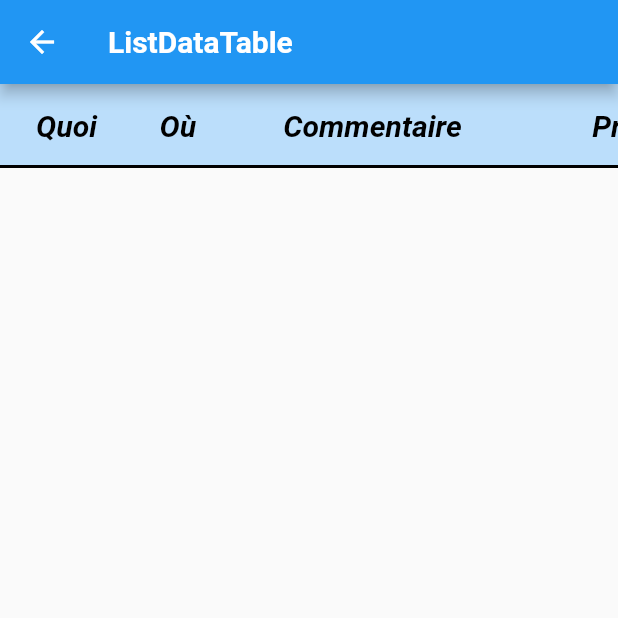
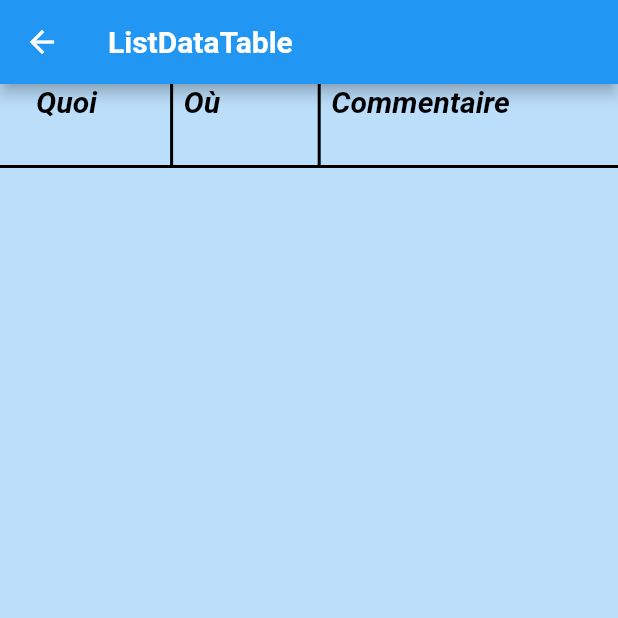
Before and after one commit to RemiKoutcherawy/doleances, a Flutter app: the ListeDataTable screen opened directly, on a phone screen of 412 x 824 dp, the top half of it. Run offline on Flutter 3.47's test engine with Material 2 defaults, Android fonts, the phone set to English and light mode, and no system bars; our stand-ins replace cloud_firestore, firebase_auth, firebase_core; missing offline and left inert: cloud_firestore_web, firebase_auth_web, firebase_core_web, shared_preferences_web; accounts and stored records are empty.

Commit message:
Test with dataTable

```diff
--- a/lib/Ajout.dart
+++ b/lib/Ajout.dart
@@ -93,6 +93,12 @@ class _AjoutState extends State<Ajout> {
               },
             ),
             ListTile(
+              title: Text('Liste 2',style:_style5,),
+              onTap: () {
+                Navigator.pushNamed(context, '/liste2');
+              },
+            ),
+            ListTile(
               title: Text('Ajout',style: _style5,),
               onTap: () {
                 Navigator.pushNamed(context, '/ajout');
--- a/lib/ListeDataTable.dart
+++ b/lib/ListeDataTable.dart
@@ -21,14 +21,38 @@ class _ListeDataTable extends State<ListeDataTable> {
   TextStyle? _style5;
   TextStyle? _style6;
 
+// TODO
+// Use https://api.flutter.dev/flutter/rendering/IntrinsicColumnWidth-class.html
+// in the columnWidths property of the Table
+
+
   // Build header
   // Width .2, .2 .5 .1 sum to 1.0
   List<DataColumn> _columns(double width) {
     return <DataColumn>[
-      DataColumn(label: Container(width: width * .2,child: Text('Quoi',style: _style5,),),),
-      DataColumn(label: Container(width: width * .2,child: Text('Où',style: _style5),),),
-      DataColumn(label: Container(width: width * .5,child: Text('Commentaire',style: _style5),),),
-      DataColumn(label: Container(width: width * .1,child: Text('Pr.',style: _style5),),),
+      DataColumn(label: Container(
+        constraints: BoxConstraints.expand(
+            width: MediaQuery.of(context).size.width *.2
+        ),
+        width: width * .2,child: Text('Quoi',style: _style5,),),),
+      DataColumn(label:VerticalDivider()),
+
+      DataColumn(label: Container(
+        constraints: BoxConstraints.expand(
+            width: MediaQuery.of(context).size.width *.2
+        ),width: width * .2,child: Text('Où',style: _style5),),),
+      DataColumn(label:VerticalDivider()),
+
+      DataColumn(label: Container(
+        constraints: BoxConstraints.expand(
+            width: MediaQuery.of(context).size.width *.5
+        ),width: width * .4,child: Text('Commentaire',style: _style5),),),
+      DataColumn(label:VerticalDivider()),
+
+      DataColumn(label: Container(
+        constraints: BoxConstraints.expand(
+            width: MediaQuery.of(context).size.width *.1
+        ),width: width * .1,child: Text('Pr.',style: _style5),),),
     ];
   }
 
@@ -51,11 +75,15 @@ class _ListeDataTable extends State<ListeDataTable> {
       default : color = index.isEven ? Colors.white: Colors.grey.withOpacity(0.2) ; break;
     }
     return DataRow(
+
         cells: <DataCell>[
-          DataCell(Text(task.what, style:_style6,)),
-          DataCell(Text(task.where, style:_style6,)),
+          DataCell(Text(task.what, style:_style6, overflow:TextOverflow.visible, softWrap: true)),
+          DataCell(VerticalDivider()),
+          DataCell(Text(task.where, style:_style6,overflow:TextOverflow.visible, softWrap: true)),
+          DataCell(VerticalDivider()),
           DataCell(Text(task.comment, style:_style6,)),
-          DataCell(Text(task.priority.toString(), style:_style6,)),
+          DataCell(VerticalDivider()),
+          DataCell(Text(task.priority.toString(), style:_style6,overflow:TextOverflow.visible, softWrap: true)),
         ],
         color: MaterialStateProperty.resolveWith<Color?>((Set<MaterialState> states) => color),
         onSelectChanged: (bool? value) {
@@ -91,21 +119,33 @@ class _ListeDataTable extends State<ListeDataTable> {
             data: Theme.of(context).copyWith(
               dividerTheme: DividerThemeData(
                 color: Colors.black,
-                thickness: 10, // Bug not taken
+                thickness: 2, // Bug not taken
               ),
+            ),
+            child: ConstrainedBox(
+                constraints: BoxConstraints.expand(
+                    width: MediaQuery.of(context).size.width
                 ),
               child: DataTable(
                 columnSpacing: 0,
                 sortAscending: false,
                 showCheckboxColumn: false,
                 showBottomBorder: true,
-              dividerThickness: 2, // Taken
+                dividerThickness: 2, // Between rows
+                decoration: BoxDecoration(
+                  color: Colors.blue[100],
+                  // border:Border(
+                  //     right: Divider.createBorderSide(context, width: 5.0),
+                  //     left: Divider.createBorderSide(context, width: 5.0)
+                  // ),
+                ),
                 // Heading
-              decoration: BoxDecoration(color: Colors.blue[100],),
+                // decoration: BoxDecoration(color: Colors.blue[100],),
                 headingTextStyle:TextStyle(fontStyle: FontStyle.italic, color: Colors.black),
                 // Content
                 columns: _columns(width),
                 rows: _rows(),
+              ),
             )));
   }
 
--- a/lib/main.dart
+++ b/lib/main.dart
@@ -4,6 +4,7 @@ import 'package:doleances/Doleances.dart';
 
 import 'package:doleances/Login.dart';
 import 'package:doleances/Liste.dart';
+import 'package:doleances/ListeDataTable.dart';
 import 'package:doleances/Ajout.dart';
 import 'package:doleances/Configuration.dart';
 import 'package:doleances/APropos.dart';
@@ -27,6 +28,7 @@ class App extends StatelessWidget {
           initialRoute: '/',
           routes: {
             '/liste': (context) => Liste(),
+            '/liste2': (context) => ListeDataTable(),
             '/ajout': (context) => Ajout(),
             '/login': (context) => Login(),
             '/configuration': (context) => Configuration(),
```
Lines whose indentation alone changed are shown as unchanged.
